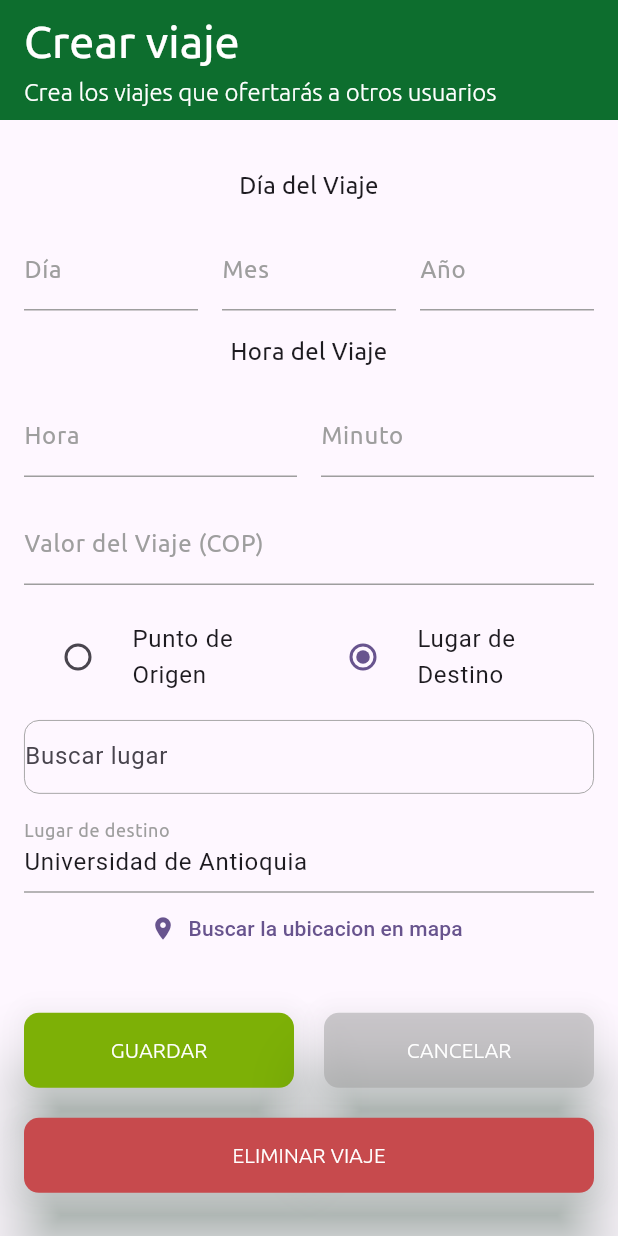
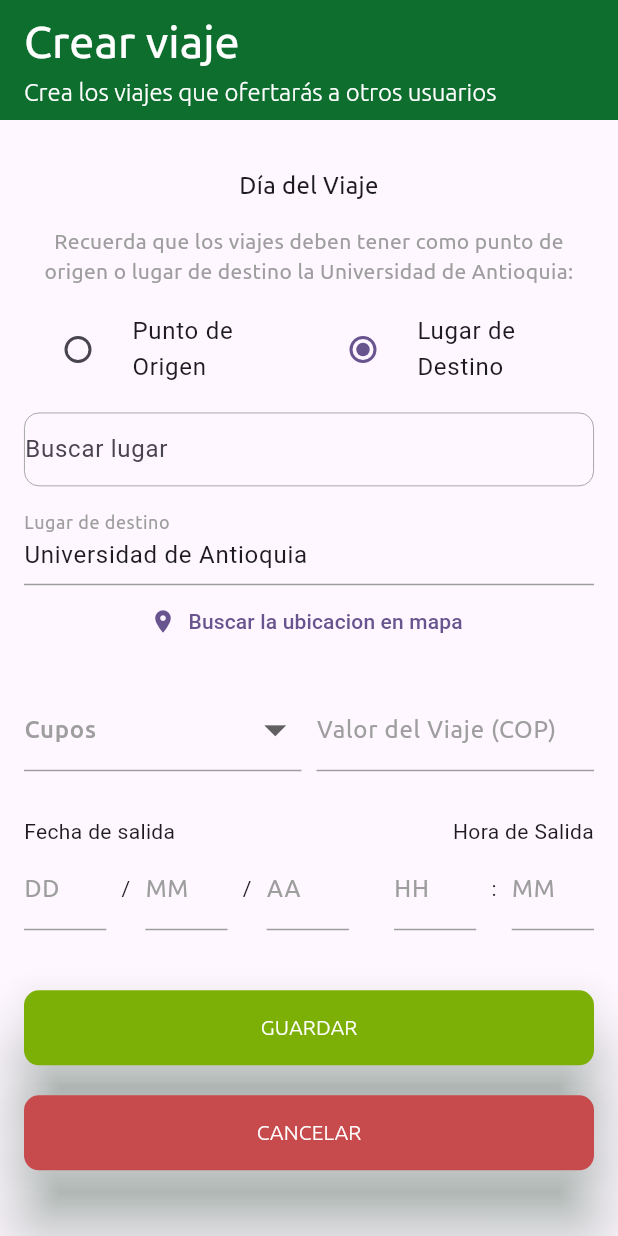
Before and after one commit to danielarcil4/ConductorAmigoApp, a Flutter app: the CrearViajePage screen opened directly, on a phone screen of 412 x 824 dp. Run offline on Flutter 3.47's test engine with Material 3 defaults, Android fonts, the phone set to English and light mode, and no system bars; drawn by our look-alikes of google_places_flutter; our stand-ins replace cloud_firestore, firebase_auth, firebase_core, geocoding, google_maps_flutter; accounts and stored records are empty; project files that could hold a hidden picture were left out.

Commit message:
Se arreglo el fronted en crear_viaje_page.dart conservando la funcionalidad que se llevaba

```diff
--- a/lib/pages/ConductorAmigo/crear_viaje_page.dart
+++ b/lib/pages/ConductorAmigo/crear_viaje_page.dart
@@ -148,7 +148,8 @@ class _CrearViajePageState extends State<CrearViajePage> {
         }
       },
       style: ElevatedButton.styleFrom(
-        shape: RoundedRectangleBorder(borderRadius: BorderRadius.circular(10)),
+        shape:
+        RoundedRectangleBorder(borderRadius: BorderRadius.circular(10)),
         backgroundColor: Color(colorButton),
         elevation: 20,
         shadowColor: const Color(0xFF14612C),
@@ -264,9 +265,9 @@ class _CrearViajePageState extends State<CrearViajePage> {
               crossAxisAlignment: CrossAxisAlignment.start,
               children: [
                 const Text(
-                  'Verifica que los datos sean\n'
-                      'correctos y que no se te olvide\n'
-                      'nada.\n',
+                  'Perderás todo el proceso para\n'
+                      'programar tu viaje y tendrás\n'
+                      'que hacerlo nuevamente\n',
                   style: TextStyle(
                       fontFamily: 'Ubuntu', fontWeight: FontWeight.w400),
                 ),
@@ -545,74 +546,16 @@ class _CrearViajePageState extends State<CrearViajePage> {
                   style: TextStyle(fontFamily: 'Ubuntu', fontWeight: FontWeight.w400, fontSize: 16),
                 ),
                 const SizedBox(height: 16),
-                Row(
-                  mainAxisAlignment: MainAxisAlignment.spaceBetween,
-                  children: [
-                    Expanded(
-                      child: _buildInputField(
-                        _diaController,
-                        'Día',
-                        isDia: true,
-                        isOnlyNumbers: true,
-                      ),
-                    ),
-                    const SizedBox(width: 16),
-                    Expanded(
-                      child: _buildInputField(
-                        _mesController,
-                        'Mes',
-                        isMes: true,
-                        isOnlyNumbers: true,
-                      ),
-                    ),
-                    const SizedBox(width: 16),
-                    Expanded(
-                      child: _buildInputField(
-                        _anioController,
-                        'Año',
-                        isAnio: true,
-                        isOnlyNumbers: true,
-                      ),
-                    ),
-                  ],
+                const Text(
+                  "Recuerda que los viajes deben tener como punto de origen o lugar de destino la Universidad de Antioquia:",
+                  style: TextStyle(
+                      color: Colors.grey,
+                      fontFamily: 'Ubuntu',
+                      fontWeight: FontWeight.w400,
+                      fontSize: 14),
+                  textAlign: TextAlign.center,
                 ),
-                const SizedBox(height: 16),
-                const Text(
-                  'Hora del Viaje',
-                  textAlign: TextAlign.center,
-                  style: TextStyle(fontFamily: 'Ubuntu', fontWeight: FontWeight.w400, fontSize: 16),
-                ),
-                const SizedBox(height: 16),
-                Row(
-                  mainAxisAlignment: MainAxisAlignment.spaceBetween,
-                  children: [
-                    Expanded(
-                      child: _buildInputField(
-                        _horaController,
-                        'Hora',
-                        isHora: true,
-                        isOnlyNumbers: true,
-                      ),
-                    ),
-                    const SizedBox(width: 16),
-                    Expanded(
-                      child: _buildInputField(
-                        _minutoController,
-                        'Minuto',
-                        isMinuto: true,
-                        isOnlyNumbers: true,
-                      ),
-                    ),
-                  ],
-                ),
-                const SizedBox(height: 16),
-                _buildInputField(
-                  _valorController,
-                  'Valor del Viaje (COP)',
-                  isValor: true,
-                  isOnlyNumbers: true,
-                ),
-                const SizedBox(height: 16),
+                const SizedBox(height: 10),
                 Row(
                   mainAxisAlignment: MainAxisAlignment.spaceBetween,
                   children: [
@@ -654,23 +597,127 @@ class _CrearViajePageState extends State<CrearViajePage> {
                   icon: const Icon(Icons.location_on_sharp),
                   label: const Text("Buscar la ubicacion en mapa"),
                 ),
-                const SizedBox(height: 32),
+                const SizedBox(height: 20),
                 Row(
                   mainAxisAlignment: MainAxisAlignment.center,
                   children: <Widget>[
                     Expanded(
-                      child: _buildElevatedButton(
-                          0xFF7DB006, "GUARDAR", true, false),
+                      child: DropdownButtonFormField<String>(
+                        value: dropdownValue,
+                        icon: const Icon(
+                          Icons.arrow_drop_down,
+                          size: 35,
+                        ),
+                        elevation: 16,
+                        isExpanded: true,
+                        itemHeight: 60,
+                        style: const TextStyle(color: Colors.black),
+                        items: <String>['1', '2', '3', '4'].map((value) {
+                          return DropdownMenuItem<String>(
+                            value: value,
+                            child: Text(
+                              value,
+                              style: const TextStyle(
+                                  color: Colors.black,
+                                  fontFamily: 'Ubuntu',
+                                  fontWeight: FontWeight.w400,
+                                  fontSize: 16),
+                            ),
+                          );
+                        }).toList(),
+                        decoration: const InputDecoration(
+                          labelText: 'Cupos',
+                          labelStyle: TextStyle(
+                              color: Colors.grey,
+                              fontFamily: 'Ubuntu',
+                              fontWeight: FontWeight.w500),
+                          enabledBorder: UnderlineInputBorder(
+                              borderSide:
+                              BorderSide(color: Colors.grey, width: 1)),
+                          focusedBorder: UnderlineInputBorder(
+                            borderSide: BorderSide(
+                                color: Colors.grey,
+                                width: 2), // Cambia el color de resaltado aquí
+                          ),
+                        ),
+                        validator: (value) {
+                          if (value == null) {
+                            return 'Elija el número de \n pasajeros disponibles'; // Mensaje de er
+                            // ror si no se selecciona ninguna opción
+                          }
+                          return null; // Retorna null si la validación es exitosa
+                        },
+                        onChanged: (String? value) {
+                          setState(() {
+                            dropdownValue = value;
+                          });
+                        },
+                      ),
                     ),
-                    const SizedBox(width: 20),
+                    const SizedBox(width: 10),
                     Expanded(
-                      child: _buildElevatedButton(
-                          0x809E9E9E, "CANCELAR", false, false),
+                      child: _buildInputField(
+                          _valorController,
+                          'Valor del Viaje (COP)',
+                          isOnlyNumbers: true,
+                          isValor: true),
                     ),
                   ],
                 ),
+                const SizedBox(height: 30),
+                const Row(
+                    mainAxisAlignment: MainAxisAlignment.spaceBetween,
+                    children: <Widget>[
+                      Expanded(
+                          child: Text(
+                            'Fecha de salida',
+                            textAlign: TextAlign.left,
+                          )),
+                      SizedBox(width: 10),
+                      Expanded(
+                          child: Text(
+                            'Hora de Salida',
+                            textAlign: TextAlign.right,
+                          )),
+                    ]),
+                Row(
+                    mainAxisAlignment: MainAxisAlignment.center,
+                    children: <Widget>[
+                      Expanded(
+                        child: _buildInputField(_diaController, "DD",
+                            isDia: true, isOnlyNumbers: true),
+                      ),
+                      const SizedBox(width: 10),
+                      const Text('/'),
+                      const SizedBox(width: 10),
+                      Expanded(
+                        child: _buildInputField(_mesController, "MM",
+                            isMes: true, isOnlyNumbers: true),
+                      ),
+                      const SizedBox(width: 10),
+                      const Text('/'),
+                      const SizedBox(width: 10),
+                      Expanded(
+                        child: _buildInputField(_anioController, "AA",
+                            isAnio: true, isOnlyNumbers: true),
+                      ),
+                      const SizedBox(width: 30),
+                      Expanded(
+                        child: _buildInputField(_horaController, "HH",
+                            isHora: true, isOnlyNumbers: true),
+                      ),
+                      const SizedBox(width: 10),
+                      const Text(':'),
+                      const SizedBox(width: 10),
+                      Expanded(
+                        child: _buildInputField(_minutoController, "MM",
+                            isMinuto: true, isOnlyNumbers: true),
+                      ),
+                    ]),
+                const SizedBox(height: 40),
+                _buildElevatedButton(0xFF7DB006, "GUARDAR", true, false),
                 const SizedBox(height: 20),
-                _buildElevatedButton(0xFFC74A4D, "ELIMINAR VIAJE", false, true),
+                _buildElevatedButton(0xFFC74A4D, "CANCELAR", false, false),
               ],
             ),
           ),
```
